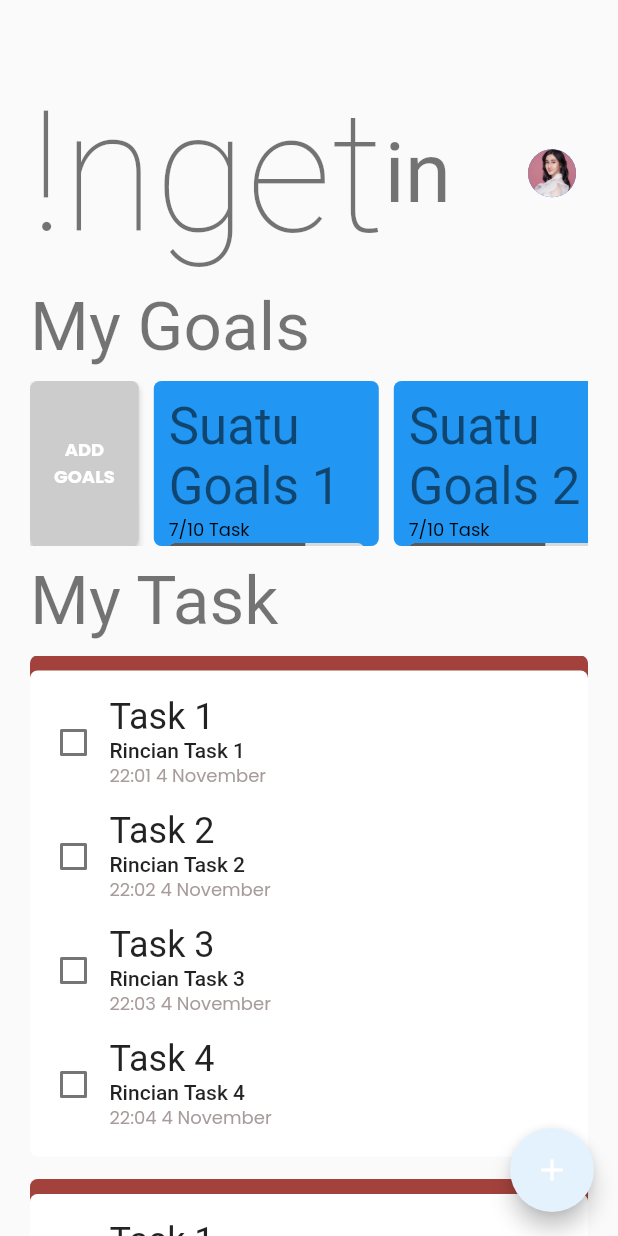
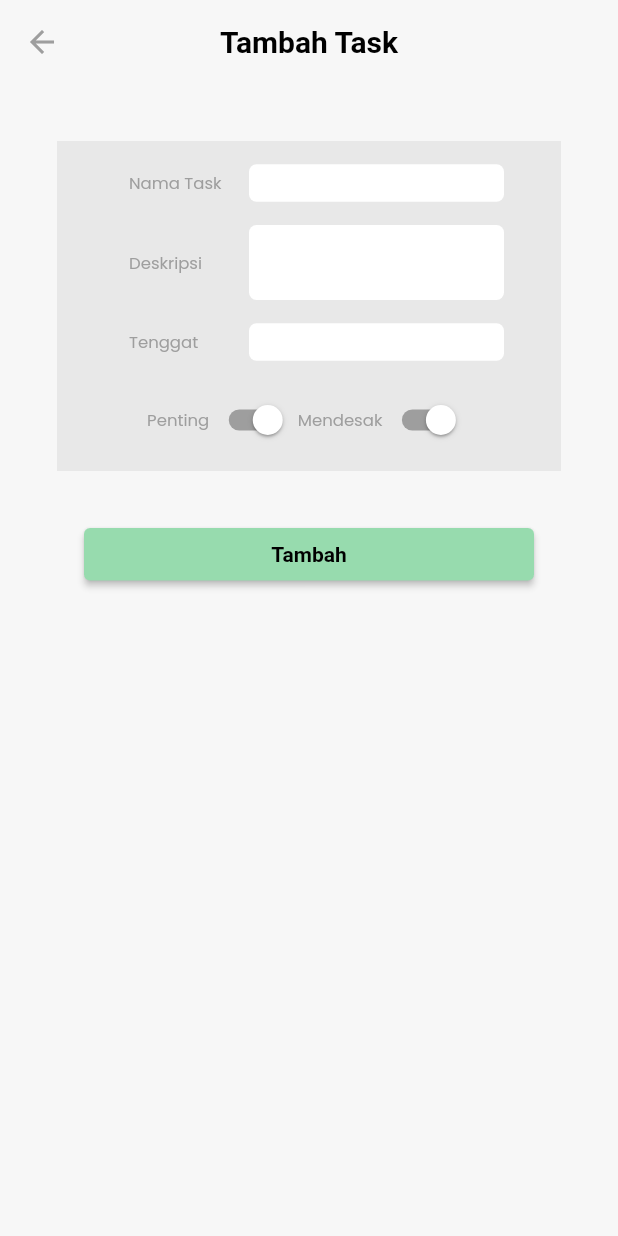
Before and after one commit to maoenti/ingetin-app, a Flutter app: the MyHomePage screen opened directly, after a tap on the "add" icon, on a phone screen of 412 x 824 dp. Run offline on Flutter 3.47's test engine with Material 2 defaults, Android fonts, the phone set to English and light mode, and no system bars.

Commit message:
tambah page add task

```diff
--- /dev/null
+++ b/lib/add-task.dart
@@ -0,0 +1,204 @@
+import 'package:flutter/material.dart';
+
+class AddTaskPage extends StatefulWidget {
+  const AddTaskPage({Key? key}) : super(key: key);
+
+  @override
+  _AddTaskState createState() => _AddTaskState();
+}
+
+class _AddTaskState extends State<AddTaskPage> {
+  TextEditingController emailController = TextEditingController();
+  TextEditingController passwordController = TextEditingController();
+  @override
+  Widget build(BuildContext context) {
+    return MaterialApp(
+      home: Scaffold(
+        backgroundColor: Color.fromARGB(248, 247, 247, 247),
+        body: SafeArea(
+          child: Column(
+            crossAxisAlignment: CrossAxisAlignment.center,
+            children: <Widget>[
+              AppBar(
+                leading: BackButton(color: Colors.grey),
+                title: Text(
+                  "Tambah Task",
+                  style: TextStyle(
+                      color: Colors.black, fontWeight: FontWeight.bold),
+                ),
+                centerTitle: true,
+                backgroundColor: Color.fromARGB(248, 247, 247, 247),
+                shadowColor: Colors.transparent,
+                elevation: 1,
+              ),
+              Container(
+                  margin: const EdgeInsets.all(38),
+                  padding: const EdgeInsets.all(10),
+                  color: Color(0xffE8E8E8),
+                  child: Column(
+                    children: [
+                      Row(
+                        mainAxisAlignment: MainAxisAlignment.center,
+                        children: [
+                          Container(
+                            width: 90,
+                            padding: EdgeInsets.all(10),
+                            child: Text(
+                              'Nama Task',
+                              style: TextStyle(
+                                  fontFamily: 'Poppins',
+                                  fontSize: 11,
+                                  color: Colors.grey),
+                            ),
+                          ),
+                          Container(
+                            width: 170,
+                            height: 25,
+                            child: TextField(
+                              controller: emailController,
+                              decoration: InputDecoration(
+                                filled: true,
+                                fillColor: Colors.white,
+                                border: OutlineInputBorder(
+                                    borderSide: BorderSide.none,
+                                    borderRadius: BorderRadius.circular(5.0)),
+                              ),
+                              style: TextStyle(
+                                  fontSize: 11, color: Color(0xFF000000)),
+                            ),
+                          ),
+                        ],
+                      ),
+                      Row(
+                        mainAxisAlignment: MainAxisAlignment.center,
+                        children: [
+                          Container(
+                            width: 90,
+                            padding: EdgeInsets.all(10),
+                            margin: EdgeInsets.only(top: 10),
+                            child: Text(
+                              'Deskripsi',
+                              style: TextStyle(
+                                  fontFamily: 'Poppins',
+                                  fontSize: 11,
+                                  color: Colors.grey),
+                            ),
+                          ),
+                          Container(
+                            width: 170,
+                            height: 50,
+                            margin: EdgeInsets.only(top: 10),
+                            child: TextField(
+                              controller: emailController,
+                              decoration: InputDecoration(
+                                filled: true,
+                                fillColor: Colors.white,
+                                border: OutlineInputBorder(
+                                    borderSide: BorderSide.none,
+                                    borderRadius: BorderRadius.circular(5.0)),
+                              ),
+                              maxLines: 5,
+                              style: TextStyle(
+                                  fontSize: 11, color: Color(0xFF000000)),
+                            ),
+                          ),
+                        ],
+                      ),
+                      Row(
+                        mainAxisAlignment: MainAxisAlignment.center,
+                        children: [
+                          Container(
+                            width: 90,
+                            padding: EdgeInsets.all(10),
+                            margin: EdgeInsets.only(top: 10),
+                            child: Text(
+                              'Tenggat',
+                              style: TextStyle(
+                                  fontFamily: 'Poppins',
+                                  fontSize: 11,
+                                  color: Colors.grey),
+                            ),
+                          ),
+                          Container(
+                            width: 170,
+                            height: 25,
+                            margin: EdgeInsets.only(top: 10),
+                            child: TextField(
+                              controller: emailController,
+                              decoration: InputDecoration(
+                                filled: true,
+                                fillColor: Colors.white,
+                                border: OutlineInputBorder(
+                                    borderSide: BorderSide.none,
+                                    borderRadius: BorderRadius.circular(5.0)),
+                              ),
+                              style: TextStyle(
+                                  fontSize: 11, color: Color(0xFF000000)),
+                            ),
+                          ),
+                        ],
+                      ),
+                      SizedBox(
+                        height: 10,
+                      ),
+                      Row(
+                        mainAxisAlignment: MainAxisAlignment.center,
+                        children: [
+                          Text(
+                            'Penting',
+                            style: TextStyle(
+                                fontFamily: 'Poppins',
+                                fontSize: 11,
+                                color: Colors.grey),
+                          ),
+                          Switch(
+                              onChanged: switchChanged,
+                              value: true,
+                              activeColor: Colors.white,
+                              activeTrackColor: Colors.grey),
+                          Text(
+                            'Mendesak',
+                            style: TextStyle(
+                                fontFamily: 'Poppins',
+                                fontSize: 11,
+                                color: Colors.grey),
+                          ),
+                          Switch(
+                              onChanged: switchChanged,
+                              value: true,
+                              activeColor: Colors.white,
+                              activeTrackColor: Colors.grey),
+                        ],
+                      ),
+                    ],
+                  )),
+              Container(
+                  height: 35,
+                  width: 320,
+                  padding: const EdgeInsets.fromLTRB(10, 0, 10, 0),
+                  child: ElevatedButton(
+                    child: Text(
+                      'Tambah',
+                      style: TextStyle(
+                          fontSize: 14,
+                          fontWeight: FontWeight.w600,
+                          color: const Color(0xFF000000)),
+                    ),
+                    onPressed: () {
+                      // Navigator.push(context,
+                      //     MaterialPageRoute(builder: (BuildContext context) {
+                      //   return RegisterPage();
+                      // }));
+                    },
+                    style: ElevatedButton.styleFrom(
+                        backgroundColor: Color(0xFF97DBAE)),
+                  )),
+            ],
+          ),
+        ),
+      ),
+    );
+  }
+
+  void switchChanged(bool value) {}
+}
--- a/lib/beranda.dart
+++ b/lib/beranda.dart
@@ -1,4 +1,5 @@
 import 'package:flutter/material.dart';
+import 'package:ingetin/add-task.dart';
 import 'package:ingetin/profile.dart';
 
 class BerandaPage extends StatefulWidget {
@@ -89,14 +90,13 @@ class _MyHomePageState extends State<MyHomePage> with TickerProviderStateMixin {
 
   void _addTask() {
     setState(() {
+      Navigator.push(context,MaterialPageRoute(builder: (context) => AddTaskPage()));
     });
   }
 
   void _goToProfile() {
     setState(() {
-      Navigator.push(
-        context,
-        MaterialPageRoute(builder: (context) => ProfilePage()));
+      Navigator.push(context,MaterialPageRoute(builder: (context) => ProfilePage()));
     });
   }
 
```
